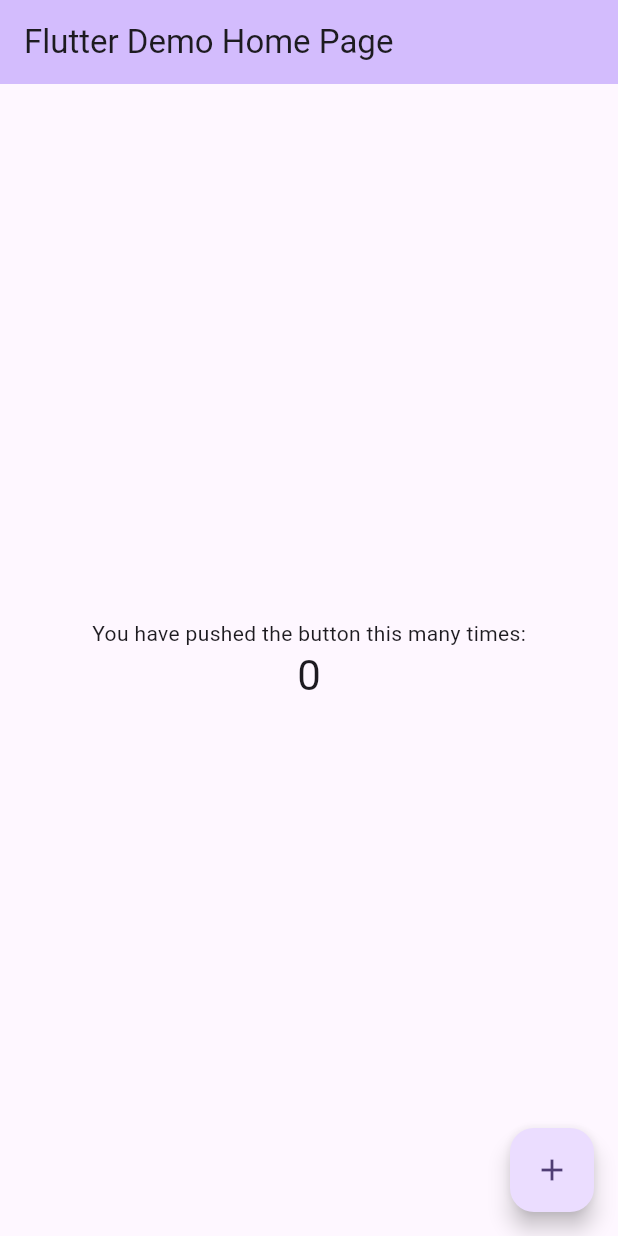
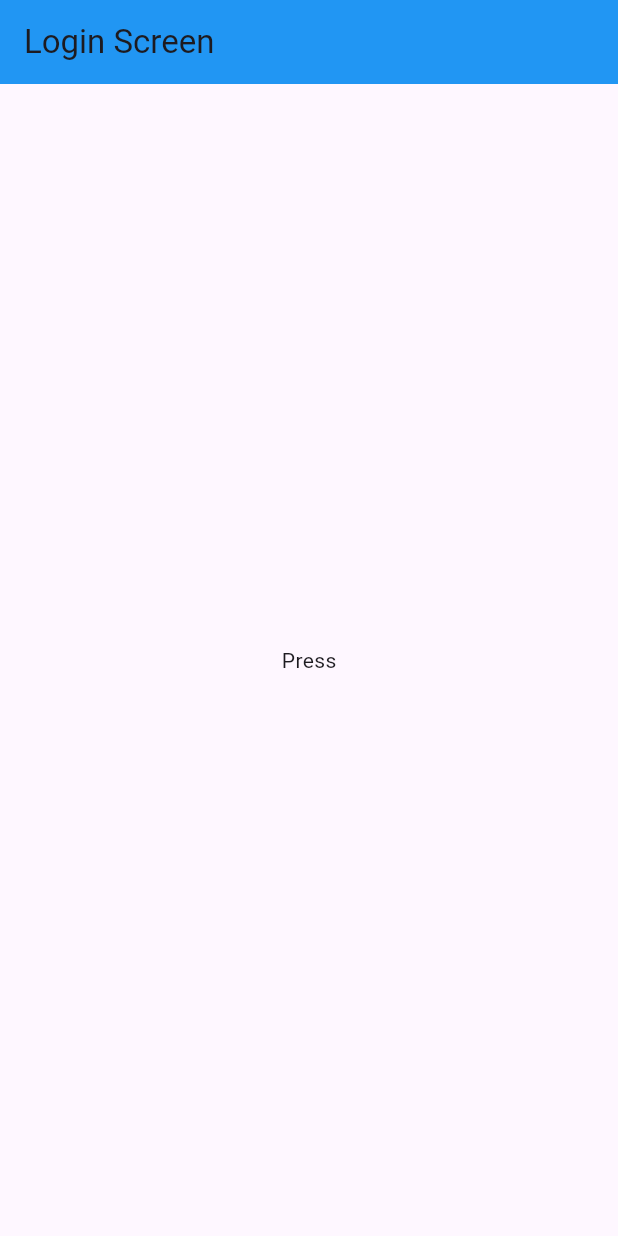
Before and after one commit to R-e-h-a-n-N-a-s-e-e-r/Flutter-MVVM-Architecture, a Flutter app: the screen it shows after launch, on a phone screen of 412 x 824 dp. Run offline on Flutter 3.47's test engine with Material 3 defaults, Android fonts, the phone set to English and light mode, and no system bars.

Commit message:
Named Routes - Flutter MVVM Architecture

```diff
--- /dev/null
+++ b/lib/Utils/routes/routes.dart
@@ -0,0 +1,19 @@
+import 'package:flutter/material.dart';
+import 'package:flutter_mvvm_architecture/Utils/routes/routes_name.dart';
+import 'package:flutter_mvvm_architecture/View/home_screen.dart';
+import 'package:flutter_mvvm_architecture/View/login_screen.dart';
+
+class Routes {
+  static Route<dynamic> generateRoute(RouteSettings settings) {
+    switch (settings.name) {
+      case RoutesName.home:
+        return MaterialPageRoute(builder: (context) => HomeScreen());
+      case RoutesName.login:
+        return MaterialPageRoute(builder: (context) => LoginScreen());
+      default:
+        return MaterialPageRoute(
+          builder: (_) => Scaffold(body: Text('No route defined')),
+        );
+    }
+  }
+}
--- /dev/null
+++ b/lib/Utils/routes/routes_name.dart
@@ -0,0 +1,4 @@
+class RoutesName {
+  static const String login = 'loginScreen';
+  static const String home = 'homeScreen';
+}
--- /dev/null
+++ b/lib/View/home_screen.dart
@@ -0,0 +1,18 @@
+import 'package:flutter/material.dart';
+
+class HomeScreen extends StatefulWidget {
+  const HomeScreen({super.key});
+
+  @override
+  State<HomeScreen> createState() => _HomeScreenState();
+}
+
+class _HomeScreenState extends State<HomeScreen> {
+  @override
+  Widget build(BuildContext context) {
+    return Scaffold(
+      appBar: AppBar(backgroundColor: Colors.blue),
+      body: Column(),
+    );
+  }
+}
--- /dev/null
+++ b/lib/View/login_screen.dart
@@ -0,0 +1,24 @@
+import 'package:flutter/material.dart';
+import 'package:flutter_mvvm_architecture/Utils/routes/routes_name.dart';
+
+class LoginScreen extends StatefulWidget {
+  const LoginScreen({super.key});
+
+  @override
+  State<LoginScreen> createState() => _LoginScreenState();
+}
+
+class _LoginScreenState extends State<LoginScreen> {
+  @override
+  Widget build(BuildContext context) {
+    return Scaffold(
+      appBar: AppBar(backgroundColor: Colors.blue, title: Text('Login Screen')),
+      body: InkWell(
+        onTap: () {
+          Navigator.pushNamed(context, RoutesName.home);
+        },
+        child: Center(child: Text('Press')),
+      ),
+    );
+  }
+}
--- a/lib/main.dart
+++ b/lib/main.dart
@@ -1,4 +1,6 @@
 import 'package:flutter/material.dart';
+import 'package:flutter_mvvm_architecture/Utils/routes/routes.dart';
+import 'package:flutter_mvvm_architecture/Utils/routes/routes_name.dart';
 
 void main() {
   runApp(const MyApp());
@@ -13,110 +15,10 @@ class MyApp extends StatelessWidget {
     return MaterialApp(
       title: 'Flutter Demo',
       theme: ThemeData(
-        // This is the theme of your application.
-        //
-        // TRY THIS: Try running your application with "flutter run". You'll see
-        // the application has a purple toolbar. Then, without quitting the app,
-        // try changing the seedColor in the colorScheme below to Colors.green
-        // and then invoke "hot reload" (save your changes or press the "hot
-        // reload" button in a Flutter-supported IDE, or press "r" if you used
-        // the command line to start the app).
-        //
-        // Notice that the counter didn't reset back to zero; the application
-        // state is not lost during the reload. To reset the state, use hot
-        // restart instead.
-        //
-        // This works for code too, not just values: Most code changes can be
-        // tested with just a hot reload.
         colorScheme: ColorScheme.fromSeed(seedColor: Colors.deepPurple),
       ),
-      home: const MyHomePage(title: 'Flutter Demo Home Page'),
+      initialRoute: RoutesName.login,
+      onGenerateRoute: Routes.generateRoute,
     );
   }
 }
-
-class MyHomePage extends StatefulWidget {
-  const MyHomePage({super.key, required this.title});
-
-  // This widget is the home page of your application. It is stateful, meaning
-  // that it has a State object (defined below) that contains fields that affect
-  // how it looks.
-
-  // This class is the configuration for the state. It holds the values (in this
-  // case the title) provided by the parent (in this case the App widget) and
-  // used by the build method of the State. Fields in a Widget subclass are
-  // always marked "final".
-
-  final String title;
-
-  @override
-  State<MyHomePage> createState() => _MyHomePageState();
-}
-
-class _MyHomePageState extends State<MyHomePage> {
-  int _counter = 0;
-
-  void _incrementCounter() {
-    setState(() {
-      // This call to setState tells the Flutter framework that something has
-      // changed in this State, which causes it to rerun the build method below
-      // so that the display can reflect the updated values. If we changed
-      // _counter without calling setState(), then the build method would not be
-      // called again, and so nothing would appear to happen.
-      _counter++;
-    });
-  }
-
-  @override
-  Widget build(BuildContext context) {
-    // This method is rerun every time setState is called, for instance as done
-    // by the _incrementCounter method above.
-    //
-    // The Flutter framework has been optimized to make rerunning build methods
-    // fast, so that you can just rebuild anything that needs updating rather
-    // than having to individually change instances of widgets.
-    return Scaffold(
-      appBar: AppBar(
-        // TRY THIS: Try changing the color here to a specific color (to
-        // Colors.amber, perhaps?) and trigger a hot reload to see the AppBar
-        // change color while the other colors stay the same.
-        backgroundColor: Theme.of(context).colorScheme.inversePrimary,
-        // Here we take the value from the MyHomePage object that was created by
-        // the App.build method, and use it to set our appbar title.
-        title: Text(widget.title),
-      ),
-      body: Center(
-        // Center is a layout widget. It takes a single child and positions it
-        // in the middle of the parent.
-        child: Column(
-          // Column is also a layout widget. It takes a list of children and
-          // arranges them vertically. By default, it sizes itself to fit its
-          // children horizontally, and tries to be as tall as its parent.
-          //
-          // Column has various properties to control how it sizes itself and
-          // how it positions its children. Here we use mainAxisAlignment to
-          // center the children vertically; the main axis here is the vertical
-          // axis because Columns are vertical (the cross axis would be
-          // horizontal).
-          //
-          // TRY THIS: Invoke "debug painting" (choose the "Toggle Debug Paint"
-          // action in the IDE, or press "p" in the console), to see the
-          // wireframe for each widget.
-          mainAxisAlignment: MainAxisAlignment.center,
-          children: <Widget>[
-            const Text('You have pushed the button this many times:'),
-            Text(
-              '$_counter',
-              style: Theme.of(context).textTheme.headlineMedium,
-            ),
-          ],
-        ),
-      ),
-      floatingActionButton: FloatingActionButton(
-        onPressed: _incrementCounter,
-        tooltip: 'Increment',
-        child: const Icon(Icons.add),
-      ), // This trailing comma makes auto-formatting nicer for build methods.
-    );
-  }
-}
```
